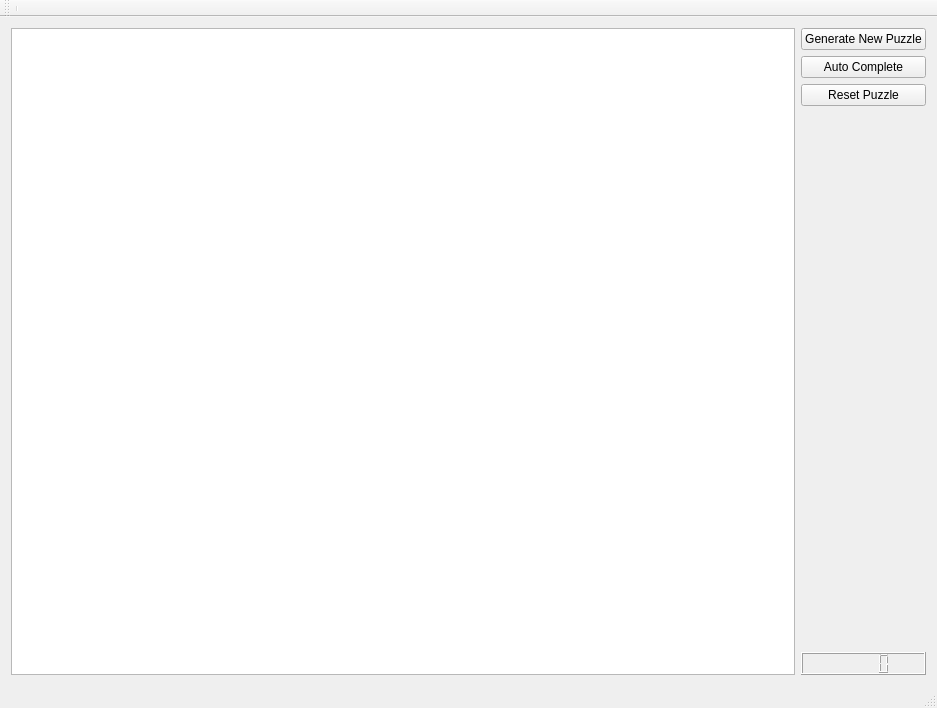
Before: the Qt Designer form SudokuFun/gui.ui in eul721/SudokuFun, drawn with Qt 5.
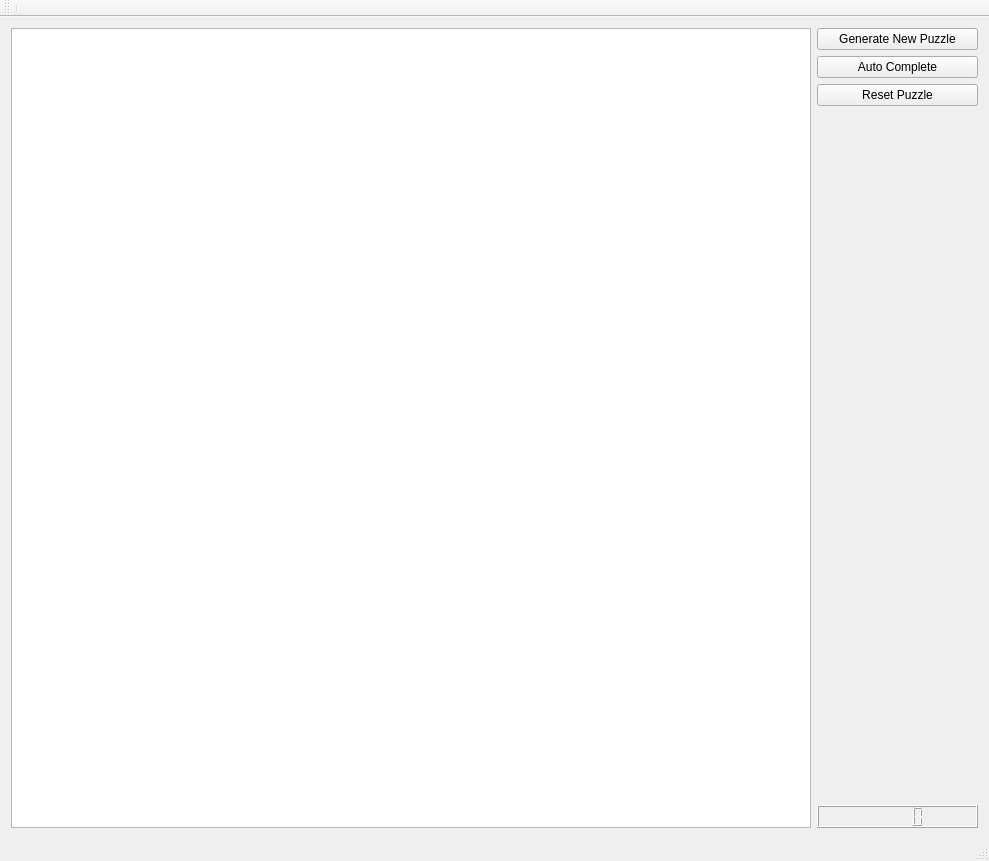
After: the same form once the commit is applied.

Diff of the .ui file:
```diff
--- a/SudokuFun/gui.ui
+++ b/SudokuFun/gui.ui
@@ -6,8 +6,8 @@
    <rect>
     <x>0</x>
     <y>0</y>
-    <width>937</width>
-    <height>708</height>
+    <width>989</width>
+    <height>852</height>
    </rect>
   </property>
   <property name="sizePolicy">
@@ -30,7 +30,20 @@
     <item row="0" column="0">
      <layout class="QHBoxLayout" name="horizontalLayout">
       <item>
-       <widget class="QTableView" name="sudokuArea"/>
+       <widget class="QTableView" name="sudokuArea">
+        <property name="sizePolicy">
+         <sizepolicy hsizetype="Minimum" vsizetype="Minimum">
+          <horstretch>0</horstretch>
+          <verstretch>0</verstretch>
+         </sizepolicy>
+        </property>
+        <property name="minimumSize">
+         <size>
+          <width>800</width>
+          <height>800</height>
+         </size>
+        </property>
+       </widget>
       </item>
       <item>
        <layout class="QVBoxLayout" name="verticalLayout">
```
